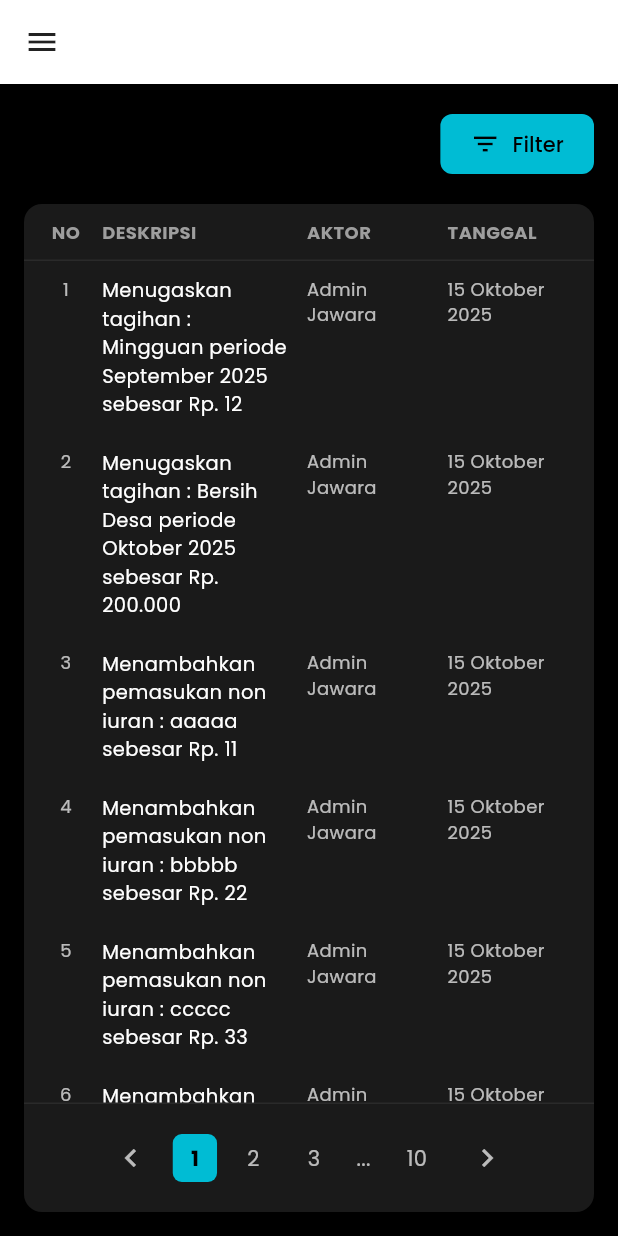
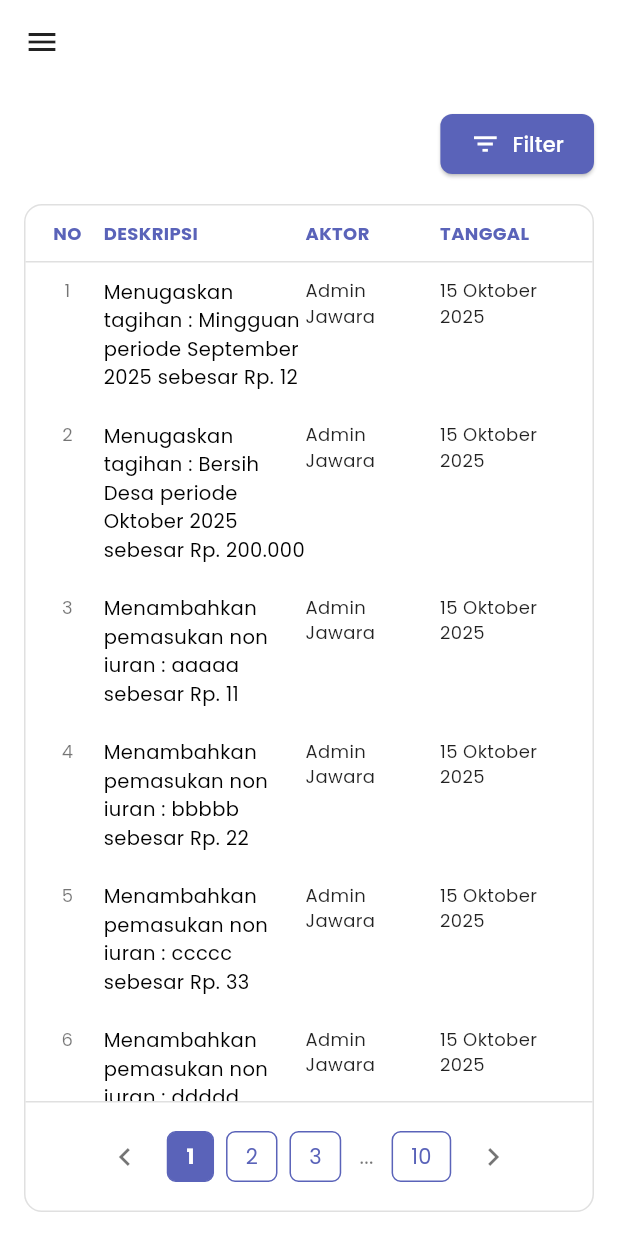
Before and after one commit to Ruphasa/Pentagram, a Flutter app: the LogAktivitasPage screen opened directly, on a phone screen of 412 x 824 dp. Run offline on Flutter 3.47's test engine with Material 3 defaults, Android fonts, the phone set to English and light mode, and no system bars; our stand-ins replace firebase_core, fl_chart, google_fonts; accounts and stored records are empty.

Commit message:
ubah warna: login dan log aktivitas

```diff
--- a/lib/pages/log_aktivitas/log_aktivitas_page.dart
+++ b/lib/pages/log_aktivitas/log_aktivitas_page.dart
@@ -1,9 +1,9 @@
 import 'package:flutter/material.dart';
 import 'package:pentagram/widgets/side_menu.dart';
 import 'package:pentagram/widgets/app_header.dart';
-import 'package:pentagram/pages/log_aktivitas/aktivitas_data.dart';
-import 'package:pentagram/pages/log_aktivitas/aktivitas_table.dart';
-import 'package:pentagram/pages/log_aktivitas/filter_dialog.dart';
+import 'package:pentagram/models/aktivitas_data.dart';
+import 'package:pentagram/widgets/aktivitas_table.dart';
+import 'package:pentagram/widgets/filter_aktivitas_dialog.dart';
 
 class LogAktivitasPage extends StatefulWidget {
   const LogAktivitasPage({super.key});
@@ -49,7 +49,7 @@ class _LogAktivitasPageState extends State<LogAktivitasPage> {
     final bool isMobile = MediaQuery.of(context).size.width < 700;
 
     return Scaffold(
-      backgroundColor: Colors.black,
+      backgroundColor: Colors.white,
       appBar: const AppHeader(),
       drawer: const SideMenu(),
       body: Padding(
@@ -63,8 +63,8 @@ class _LogAktivitasPageState extends State<LogAktivitasPage> {
                 icon: const Icon(Icons.filter_list, size: 20),
                 label: const Text('Filter'),
                 style: ElevatedButton.styleFrom(
-                  backgroundColor: Colors.cyan,
-                  foregroundColor: Colors.black,
+                  backgroundColor: const Color(0xFF5A63B9),
+                  foregroundColor: Colors.white,
                   padding: const EdgeInsets.symmetric(horizontal: 20, vertical: 10),
                   shape: RoundedRectangleBorder(
                     borderRadius: BorderRadius.circular(8),
--- a/lib/pages/login/login_page.dart
+++ b/lib/pages/login/login_page.dart
@@ -7,7 +7,7 @@ class LoginPage extends StatelessWidget {
   @override
   Widget build(BuildContext context) {
     return const Scaffold(
-      backgroundColor: Colors.black,
+      backgroundColor: Colors.white,
       body: SafeArea(
         child: Center(
           child: SingleChildScrollView(
--- a/lib/pages/log_aktivitas/aktivitas_table.dart
+++ b/lib/widgets/aktivitas_table.dart
@@ -8,7 +8,11 @@ class AktivitasTable extends StatelessWidget {
   final bool isMobile;
 
   const AktivitasTable({
-    required this.aktivitasData, required this.currentPage, required this.totalPages, required this.onPageChanged, super.key,
+    required this.aktivitasData,
+    required this.currentPage,
+    required this.totalPages,
+    required this.onPageChanged,
+    super.key,
     this.isMobile = false,
   });
 
@@ -16,31 +20,30 @@ class AktivitasTable extends StatelessWidget {
   Widget build(BuildContext context) {
     return Container(
       decoration: BoxDecoration(
-        color: const Color(0xFF1A1A1A),
+        color: Colors.white,
         borderRadius: BorderRadius.circular(12),
+        border: Border.all(color: Colors.grey.shade300),
       ),
       child: Column(
         children: [
-          // Header
           Padding(
             padding: const EdgeInsets.symmetric(horizontal: 12, vertical: 10),
             child: Row(
               children: [
                 SizedBox(
                   width: 32,
-                  child: Text('NO', style: _headerStyle(), textAlign: TextAlign.center),
+                  child: Text(
+                    'NO',
+                    style: _headerStyle(),
+                    textAlign: TextAlign.center,
+                  ),
                 ),
                 const SizedBox(width: 8),
                 Expanded(
                   flex: 3,
                   child: Text('DESKRIPSI', style: _headerStyle()),
                 ),
-                const SizedBox(width: 8),
-                Expanded(
-                  flex: 2,
-                  child: Text('AKTOR', style: _headerStyle()),
-                ),
-                const SizedBox(width: 8),
+                Expanded(flex: 2, child: Text('AKTOR', style: _headerStyle())),
                 Expanded(
                   flex: 2,
                   child: Text('TANGGAL', style: _headerStyle()),
@@ -48,16 +51,18 @@ class AktivitasTable extends StatelessWidget {
               ],
             ),
           ),
-          const Divider(color: Color(0xFF2A2A2A), height: 1),
+          Divider(color: Colors.grey.shade300, height: 1),
 
-          // Data
           Expanded(
             child: ListView.builder(
               itemCount: aktivitasData.length,
               itemBuilder: (context, index) {
                 final item = aktivitasData[index];
                 return Padding(
-                  padding: const EdgeInsets.symmetric(horizontal: 12, vertical: 10),
+                  padding: const EdgeInsets.symmetric(
+                    horizontal: 12,
+                    vertical: 10,
+                  ),
                   child: Row(
                     crossAxisAlignment: CrossAxisAlignment.start,
                     children: [
@@ -66,7 +71,10 @@ class AktivitasTable extends StatelessWidget {
                         child: Text(
                           '${item['no']}',
                           textAlign: TextAlign.center,
-                          style: const TextStyle(color: Colors.white70, fontSize: 12),
+                          style: const TextStyle(
+                            color: Colors.black54,
+                            fontSize: 12,
+                          ),
                         ),
                       ),
                       const SizedBox(width: 8),
@@ -74,26 +82,30 @@ class AktivitasTable extends StatelessWidget {
                         flex: 3,
                         child: Text(
                           item['deskripsi'],
-                          style: const TextStyle(color: Colors.white, fontSize: 13),
-                          softWrap: true,
+                          style: const TextStyle(
+                            color: Colors.black,
+                            fontSize: 13,
+                          ),
                         ),
                       ),
-                      const SizedBox(width: 8),
                       Expanded(
                         flex: 2,
                         child: Text(
                           item['aktor'],
-                          style: const TextStyle(color: Colors.white70, fontSize: 12),
-                          softWrap: true,
+                          style: const TextStyle(
+                            color: Colors.black87,
+                            fontSize: 12,
+                          ),
                         ),
                       ),
-                      const SizedBox(width: 8),
                       Expanded(
                         flex: 2,
                         child: Text(
                           item['tanggal'],
-                          style: const TextStyle(color: Colors.white70, fontSize: 12),
-                          softWrap: true,
+                          style: const TextStyle(
+                            color: Colors.black87,
+                            fontSize: 12,
+                          ),
                         ),
                       ),
                     ],
@@ -106,8 +118,8 @@ class AktivitasTable extends StatelessWidget {
           // Pagination
           Container(
             padding: const EdgeInsets.all(12),
-            decoration: const BoxDecoration(
-              border: Border(top: BorderSide(color: Color(0xFF2A2A2A))),
+            decoration: BoxDecoration(
+              border: Border(top: BorderSide(color: Colors.grey.shade300)),
             ),
             child: Row(
               mainAxisAlignment: MainAxisAlignment.center,
@@ -116,19 +128,19 @@ class AktivitasTable extends StatelessWidget {
                   onPressed: currentPage > 1
                       ? () => onPageChanged(currentPage - 1)
                       : null,
-                  icon: const Icon(Icons.chevron_left, color: Colors.white70),
+                  icon: const Icon(Icons.chevron_left, color: Colors.black54),
                 ),
                 for (int i = 1; i <= 3; i++) _buildPageButton(i),
                 const Padding(
                   padding: EdgeInsets.symmetric(horizontal: 8),
-                  child: Text('...', style: TextStyle(color: Colors.white70)),
+                  child: Text('...', style: TextStyle(color: Colors.black54)),
                 ),
                 _buildPageButton(totalPages),
                 IconButton(
                   onPressed: currentPage < totalPages
                       ? () => onPageChanged(currentPage + 1)
                       : null,
-                  icon: const Icon(Icons.chevron_right, color: Colors.white70),
+                  icon: const Icon(Icons.chevron_right, color: Colors.black54),
                 ),
               ],
             ),
@@ -146,13 +158,14 @@ class AktivitasTable extends StatelessWidget {
         margin: const EdgeInsets.symmetric(horizontal: 4),
         padding: const EdgeInsets.symmetric(horizontal: 12, vertical: 6),
         decoration: BoxDecoration(
-          color: isActive ? Colors.cyan : Colors.transparent,
+          color: isActive ? const Color(0xFF5A63B9) : Colors.transparent,
           borderRadius: BorderRadius.circular(6),
+          border: Border.all(color: const Color(0xFF5A63B9)),
         ),
         child: Text(
           '$page',
           style: TextStyle(
-            color: isActive ? Colors.black : Colors.white70,
+            color: isActive ? Colors.white : const Color(0xFF5A63B9),
             fontWeight: isActive ? FontWeight.bold : FontWeight.normal,
           ),
         ),
@@ -161,8 +174,8 @@ class AktivitasTable extends StatelessWidget {
   }
 
   TextStyle _headerStyle() => const TextStyle(
-        color: Colors.grey,
-        fontWeight: FontWeight.bold,
-        fontSize: 12,
-      );
+    color: Color(0xFF5A63B9),
+    fontWeight: FontWeight.bold,
+    fontSize: 12,
+  );
 }
```
Also changed, not shown: lib/pages/login/login_form.dart (+32 -20 lines), lib/widgets/filter_aktivitas_dialog.dart (renamed from lib/pages/log_aktivitas/filter_dialog.dart, +12 -12 lines), lib/models/aktivitas_data.dart (renamed from lib/pages/log_aktivitas/aktivitas_data.dart), pubspec.lock.
